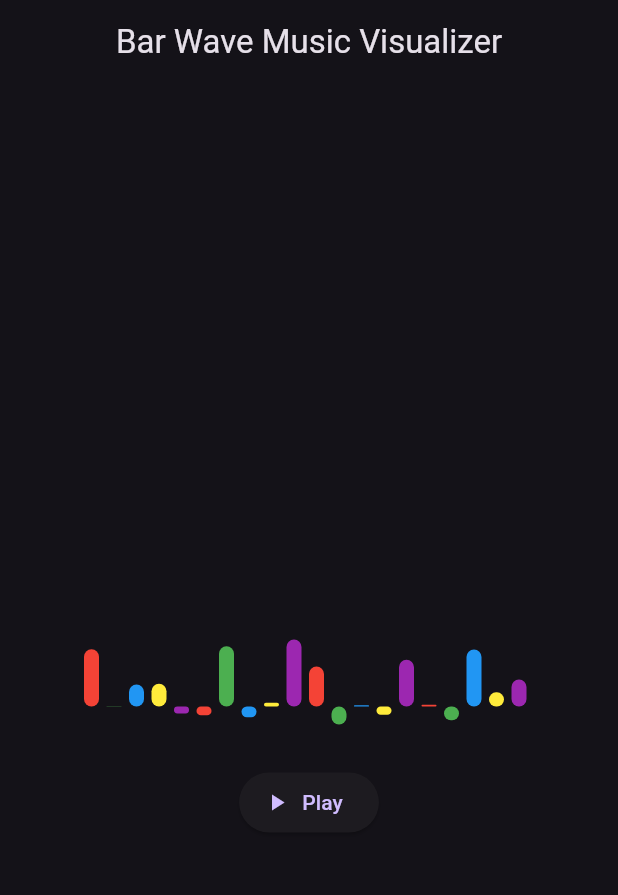
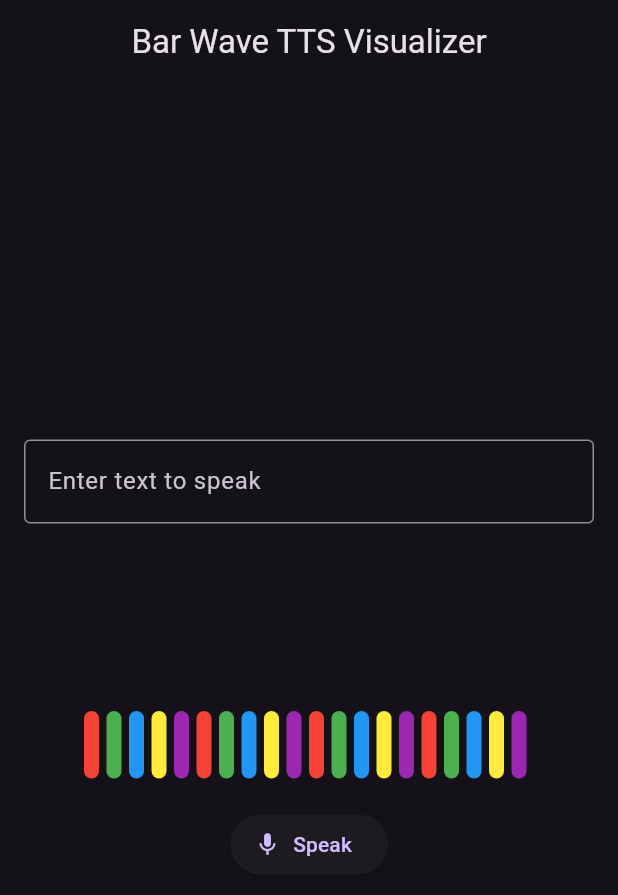
Before and after one commit to DeepikaRajapaksha/Music-Visualizing, a Flutter app: the screen it shows after launch, on a phone screen of 412 x 824 dp. Shown: the top 895 px of the screen. Run offline on Flutter 3.47's test engine with Material 3 defaults, Android fonts, the phone set to English and light mode, and no system bars; our stand-ins replace flutter_tts.

Commit message:
update with text-to-speech

```diff
--- a/lib/main.dart
+++ b/lib/main.dart
@@ -1,5 +1,5 @@
 import 'package:flutter/material.dart';
-import 'package:just_audio/just_audio.dart';
+import 'package:flutter_tts/flutter_tts.dart';
 import 'dart:math';
 
 void main() {
@@ -11,78 +11,95 @@ class MyApp extends StatelessWidget {
   Widget build(BuildContext context) {
     return MaterialApp(
       debugShowCheckedModeBanner: false,
-      title: 'Bar Wave Music Visualizer',
+      title: 'Bar Wave TTS Visualizer',
       theme: ThemeData.dark(),
-      home: MusicVisualizer(),
+      home: TextToSpeechVisualizer(),
     );
   }
 }
 
-class MusicVisualizer extends StatefulWidget {
+class TextToSpeechVisualizer extends StatefulWidget {
   @override
-  _MusicVisualizerState createState() => _MusicVisualizerState();
+  _TextToSpeechVisualizerState createState() => _TextToSpeechVisualizerState();
 }
 
-class _MusicVisualizerState extends State<MusicVisualizer>
+class _TextToSpeechVisualizerState extends State<TextToSpeechVisualizer>
     with SingleTickerProviderStateMixin {
-  final AudioPlayer _audioPlayer = AudioPlayer();
+  final FlutterTts _flutterTts = FlutterTts();
   late AnimationController _animationController;
+  bool _isSpeaking = false;
+  final TextEditingController _textController = TextEditingController();
 
   @override
   void initState() {
     super.initState();
-    _audioPlayer.setAsset('assets/sample_music.mp3'); // Add your music file to assets
-    _audioPlayer.play();
-
     _animationController = AnimationController(
       vsync: this,
-      duration: const Duration(milliseconds: 500),
-    )..repeat();
+      duration: const Duration(milliseconds: 1000),
+    );
   }
 
   @override
   void dispose() {
-    _audioPlayer.dispose();
+    _flutterTts.stop();
     _animationController.dispose();
     super.dispose();
   }
 
-  void _playPauseAudio() async {
-    if (_audioPlayer.playing) {
-      await _audioPlayer.pause();
+  Future<void> _speakText() async {
+    final text = _textController.text;
+    if (text.isNotEmpty) {
+      setState(() => _isSpeaking = true);
+
+      _animationController.repeat();
+      await _flutterTts.setLanguage("en-US");
+      await _flutterTts.setPitch(1.0);
+      await _flutterTts.speak(text);
+
+      // Stop animation when TTS completes
+      _flutterTts.setCompletionHandler(() {
+        setState(() {
+          _isSpeaking = false;
           _animationController.stop();
-    } else {
-      await _audioPlayer.play();
-      _animationController.repeat();
+        });
+      });
     }
-    setState(() {});
   }
 
   @override
   Widget build(BuildContext context) {
     return Scaffold(
       appBar: AppBar(
-        title: const Text("Bar Wave Music Visualizer"),
+        title: const Text("Bar Wave TTS Visualizer"),
         centerTitle: true,
       ),
-      body: Column(
+      body: Padding(
+        padding: const EdgeInsets.all(16.0),
+        child: Column(
           mainAxisAlignment: MainAxisAlignment.center,
           children: [
+            TextField(
+              controller: _textController,
+              decoration: InputDecoration(
+                border: OutlineInputBorder(),
+                hintText: 'Enter text to speak',
+              ),
+            ),
+            const SizedBox(height: 20),
             Center(
               child: CustomPaint(
-              size: const Size(300, 150), // Adjust size for visualization
+                size: const Size(300, 150),
                 painter: BarWaveVisualizerPainter(_animationController),
               ),
             ),
-          const SizedBox(height: 40),
+            const SizedBox(height: 20),
             ElevatedButton.icon(
-            onPressed: _playPauseAudio,
-            icon: Icon(
-              _audioPlayer.playing ? Icons.pause : Icons.play_arrow,
-            ),
-            label: Text(_audioPlayer.playing ? "Pause" : "Play"),
+              onPressed: _isSpeaking ? null : _speakText,
+              icon: Icon(_isSpeaking ? Icons.mic_off : Icons.mic),
+              label: Text(_isSpeaking ? "Speaking..." : "Speak"),
             ),
           ],
+        ),
       ),
     );
   }
--- a/pubspec.yaml
+++ b/pubspec.yaml
@@ -32,6 +32,7 @@ dependencies:
     sdk: flutter
   just_audio: ^0.9.26
   audio_waveforms: ^1.2.0
+  flutter_tts: ^3.6.0
 
 
   # The following adds the Cupertino Icons font to your application.
```
Also changed, not shown: pubspec.lock, 3 other files. Lines whose indentation alone changed are shown as unchanged.
